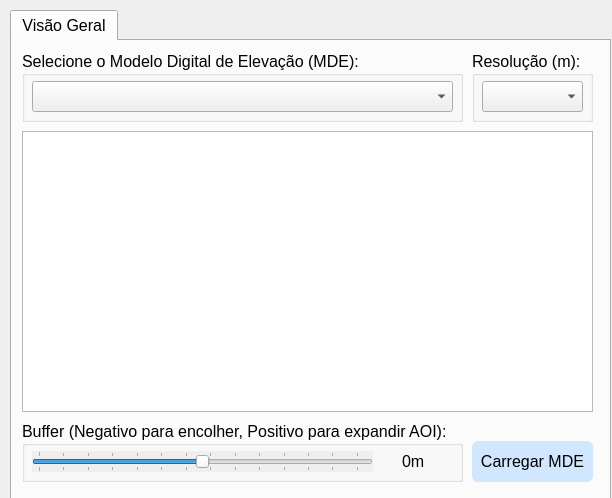
Above: ui/easy.ui from caioarantes/ravi-qgis-plugin before the change. Below: the same form after it.
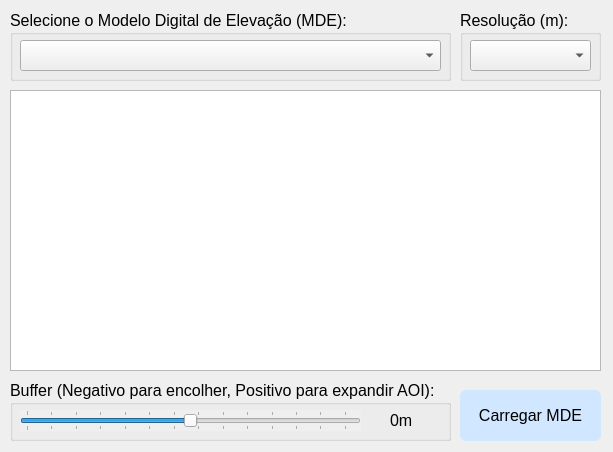
That is the form after the change. Icons and pictures are not drawn.

What changed in the file:
```diff
--- a/ui/easy.ui
+++ b/ui/easy.ui
@@ -6,8 +6,8 @@
    <rect>
     <x>0</x>
     <y>0</y>
-    <width>612</width>
-    <height>498</height>
+    <width>613</width>
+    <height>452</height>
    </rect>
   </property>
   <property name="windowTitle">
@@ -51,73 +51,13 @@
 
   </string>
   </property>
-  <widget class="QTabWidget" name="tabWidget">
-   <property name="geometry">
-    <rect>
-     <x>10</x>
-     <y>10</y>
-     <width>601</width>
-     <height>491</height>
-    </rect>
-   </property>
-   <property name="font">
-    <font>
-     <pointsize>12</pointsize>
-     <weight>50</weight>
-     <italic>false</italic>
-     <bold>false</bold>
-     <underline>false</underline>
-     <strikeout>false</strikeout>
-     <kerning>true</kerning>
-    </font>
-   </property>
-   <property name="currentIndex">
-    <number>0</number>
-   </property>
-   <widget class="QWidget" name="tab">
-    <attribute name="title">
-     <string>Visão Geral</string>
-    </attribute>
-    <widget class="QGroupBox" name="groupBox_3">
-     <property name="geometry">
-      <rect>
-       <x>10</x>
-       <y>10</y>
-       <width>441</width>
-       <height>71</height>
-      </rect>
-     </property>
-     <property name="font">
-      <font>
-       <pointsize>12</pointsize>
-      </font>
-     </property>
-     <property name="title">
-      <string>Selecione o Modelo Digital de Elevação (MDE):</string>
-     </property>
-     <widget class="QComboBox" name="dem_dataset_combobox">
-      <property name="geometry">
-       <rect>
-        <x>10</x>
-        <y>30</y>
-        <width>421</width>
-        <height>31</height>
-       </rect>
-      </property>
-      <property name="font">
-       <font>
-        <pointsize>12</pointsize>
-       </font>
-      </property>
-     </widget>
-    </widget>
     <widget class="QPushButton" name="elevacao">
      <property name="geometry">
       <rect>
        <x>460</x>
-       <y>400</y>
-       <width>121</width>
-       <height>41</height>
+     <y>390</y>
+     <width>141</width>
+     <height>51</height>
       </rect>
      </property>
      <property name="font">
@@ -133,12 +73,12 @@
        <normaloff>../../EasyDEM/medias/icons8-reproduzir-50.png</normaloff>../../EasyDEM/medias/icons8-reproduzir-50.png</iconset>
      </property>
     </widget>
-    <widget class="QGroupBox" name="groupBox_4">
+  <widget class="QGroupBox" name="groupBox_3">
      <property name="geometry">
       <rect>
-       <x>460</x>
+     <x>10</x>
        <y>10</y>
-       <width>121</width>
+     <width>441</width>
        <height>71</height>
       </rect>
      </property>
@@ -148,14 +88,14 @@
       </font>
      </property>
      <property name="title">
-      <string>Resolução (m):</string>
-     </property>
-     <widget class="QComboBox" name="dem_resolution_combobox">
+    <string>Selecione o Modelo Digital de Elevação (MDE):</string>
+   </property>
+   <widget class="QComboBox" name="dem_dataset_combobox">
       <property name="geometry">
        <rect>
         <x>10</x>
         <y>30</y>
-        <width>101</width>
+      <width>421</width>
         <height>31</height>
        </rect>
       </property>
@@ -171,7 +111,7 @@
       <rect>
        <x>10</x>
        <y>90</y>
-       <width>571</width>
+     <width>591</width>
        <height>281</height>
       </rect>
      </property>
@@ -266,6 +206,37 @@
       </property>
      </widget>
     </widget>
+  <widget class="QGroupBox" name="groupBox_4">
+   <property name="geometry">
+    <rect>
+     <x>460</x>
+     <y>10</y>
+     <width>141</width>
+     <height>71</height>
+    </rect>
+   </property>
+   <property name="font">
+    <font>
+     <pointsize>12</pointsize>
+    </font>
+   </property>
+   <property name="title">
+    <string>Resolução (m):</string>
+   </property>
+   <widget class="QComboBox" name="dem_resolution_combobox">
+    <property name="geometry">
+     <rect>
+      <x>10</x>
+      <y>30</y>
+      <width>121</width>
+      <height>31</height>
+     </rect>
+    </property>
+    <property name="font">
+     <font>
+      <pointsize>12</pointsize>
+     </font>
+    </property>
    </widget>
   </widget>
  </widget>
```
Lines whose indentation alone changed are shown as unchanged.
